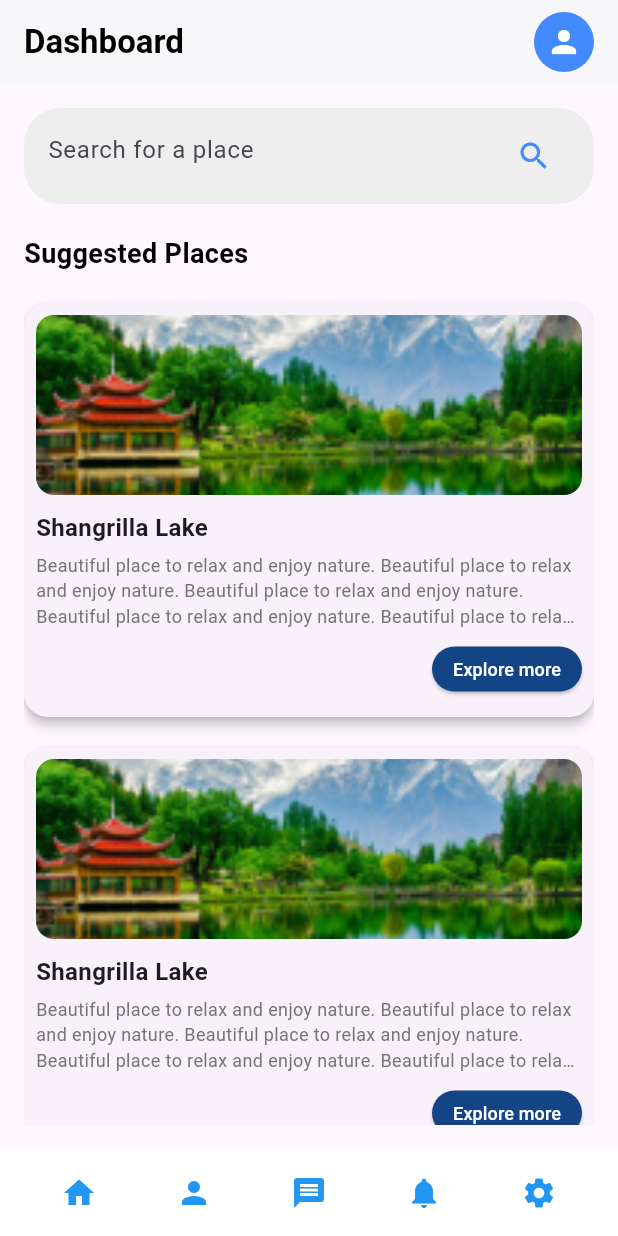
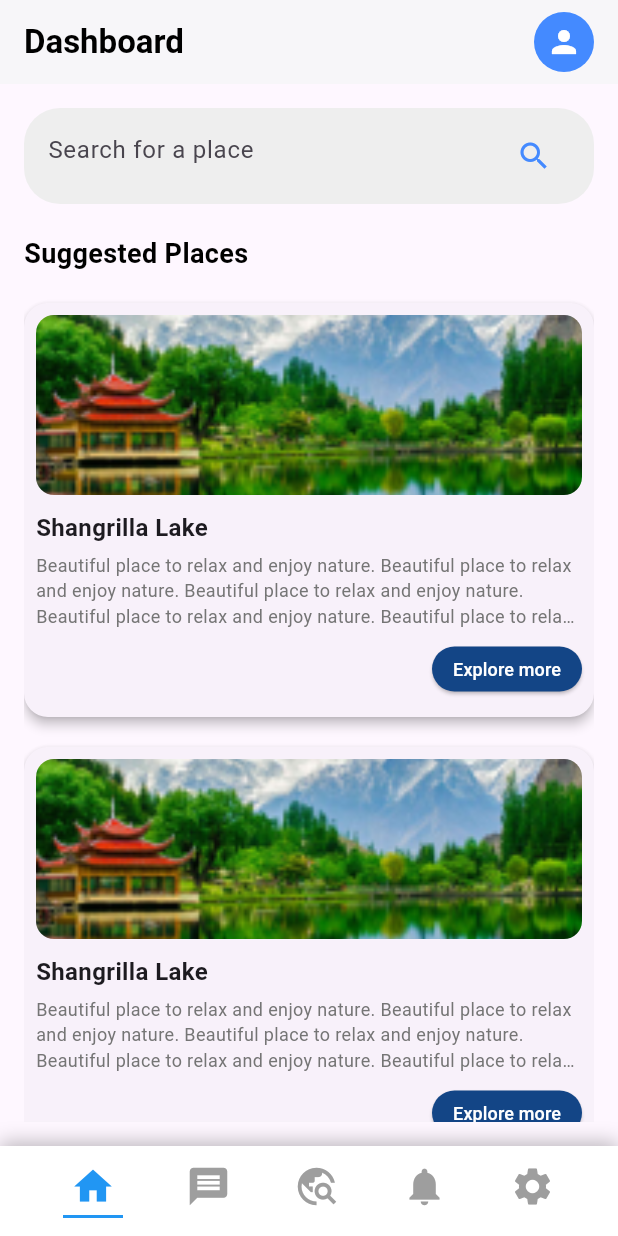
Before and after one commit to mrashidshar/Seyahat_Firebase, a Flutter app: the DashboardScreen screen opened directly with empty values, on a phone screen of 412 x 824 dp. Run offline on Flutter 3.47's test engine with Material 3 defaults, Android fonts, the phone set to English and light mode, and no system bars.

Commit message:
rectangular bottom navigation bar with animated selection indicator

```diff
--- a/lib/widgets/bottomnavbar.dart
+++ b/lib/widgets/bottomnavbar.dart
@@ -1,37 +1,66 @@
 import 'package:flutter/material.dart';
 
-class BottomNavBar extends StatelessWidget {
+class BottomNavBar extends StatefulWidget {
   const BottomNavBar({super.key});
+
+  @override
+  _BottomNavBarState createState() => _BottomNavBarState();
+}
+
+class _BottomNavBarState extends State<BottomNavBar> {
+  int _selectedIndex = 0; // Track the selected icon's index
+
+  final List<IconData> _icons = [
+    Icons.home,
+    Icons.message,
+    Icons.travel_explore, // Search Guide icon
+    Icons.notifications,
+    Icons.settings,
+  ];
 
   @override
   Widget build(BuildContext context) {
     return Container(
-      color: Colors.white, // Background color for the bottom nav bar
-      padding: const EdgeInsets.symmetric(vertical: 5), // Padding around the nav bar
+      height: 60, // Height of the bottom nav bar
+      decoration: BoxDecoration(
+        color: Colors.white, // Background color
+        borderRadius: const BorderRadius.vertical(top: Radius.circular(0)), // No curved edges for rectangular shape
+        boxShadow: const [
+          BoxShadow(
+            color: Colors.black26,
+            blurRadius: 10,
+            offset: Offset(0, -3), // Shadow above the bar
+          ),
+        ],
+      ),
       child: Row(
         mainAxisAlignment: MainAxisAlignment.spaceEvenly, // Space icons evenly
-        children: [
-          IconButton(
-            icon: const Icon(Icons.home, color: Colors.blue), // Home icon
-            onPressed: () {},
-          ),
-          IconButton(
-            icon: const Icon(Icons.person, color: Colors.blue), // Person icon
-            onPressed: () {},
-          ),
-          IconButton(
-            icon: const Icon(Icons.message, color: Colors.blue), // Message icon
-            onPressed: () {},
-          ),
-          IconButton(
-            icon: const Icon(Icons.notifications, color: Colors.blue), // Notification bell icon
-            onPressed: () {},
-          ),
-          IconButton(
-            icon: const Icon(Icons.settings, color: Colors.blue), // Settings icon
-            onPressed: () {},
-          ),
-        ],
+        children: List.generate(_icons.length, (index) {
+          return GestureDetector(
+            onTap: () {
+              setState(() {
+                _selectedIndex = index; // Update the selected index
+              });
+            },
+            child: Column(
+              mainAxisSize: MainAxisSize.min,
+              children: [
+                Icon(
+                  _icons[index],
+                  color: _selectedIndex == index ? Colors.blue : Colors.grey,
+                  size: 30, // Icon size
+                ),
+                const SizedBox(height: 4),
+                AnimatedContainer(
+                  duration: const Duration(milliseconds: 300), // Animation duration
+                  width: _selectedIndex == index ? 40 : 0, // Change width based on selection
+                  height: 2, // Height of the line
+                  color: Colors.blue, // Color of the line
+                ),
+              ],
+            ),
+          );
+        }),
       ),
     );
   }
--- a/pubspec.yaml
+++ b/pubspec.yaml
@@ -31,6 +31,7 @@ flutter:
     - assets/guide.png
     - assets/success.png
     - assets/view.png
+    - assets/explore.png
 
   # You can add more assets like:
   # - assets/image1.png
```
